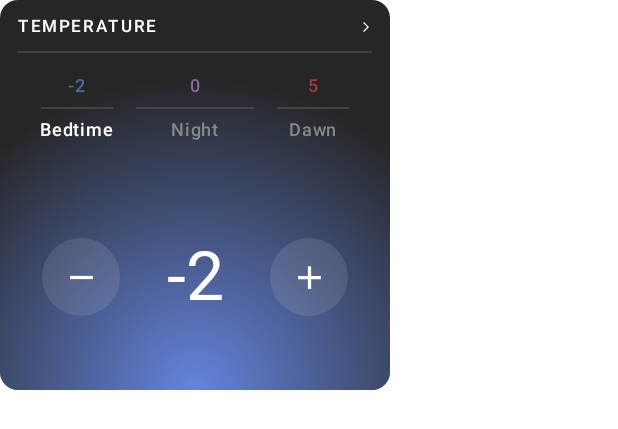
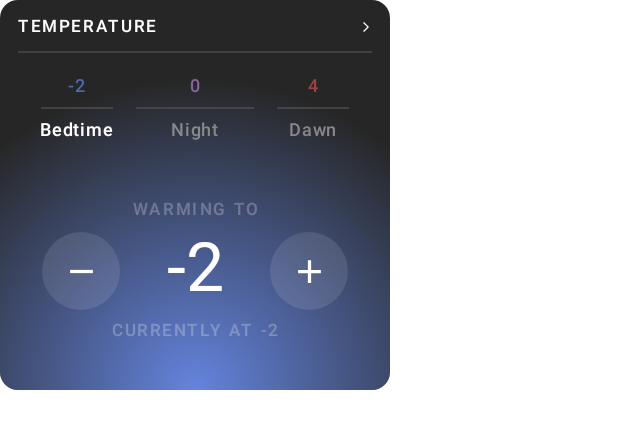
Before and after one commit to JustMcAlpin/eight-sleep-interview, an Android app built with Jetpack Compose: the @Preview function TemperaturePreview, on a phone screen of 412 x 824 dp. Shown: the top 429 px of the screen. Run offline under Robolectric (Android 15) with nearby library versions, the phone set to English and light mode, and no system bars.

Commit message:
Refined temperature card layout to better match Figma design

```diff
--- a/app/src/main/java/com/eightsleep/eightandroidinterview/ui/TemperatureCard.kt
+++ b/app/src/main/java/com/eightsleep/eightandroidinterview/ui/TemperatureCard.kt
@@ -26,14 +26,14 @@ import androidx.compose.ui.unit.sp
 import androidx.compose.ui.zIndex
 
 /* tweakable underline widths */
-private val UNDERLINE_SIDE = 48.dp    // Bedtime / Dawn
-private val UNDERLINE_CENTER = 92.dp  // Night (centre)
+private val UNDERLINE_SIDE = 48.dp   // Bedtime / Dawn
+private val UNDERLINE_CENTER = 92.dp   // Night
 
 /* enums */
 enum class TemperaturePhase { BEDTIME, NIGHT, DAWN }
 enum class CardState { OFF, IDLE, COOLING, WARMING }
 
-/* Figma colour palette */
+/* Figma palette */
 private val tempColors = mapOf(
     5 to Color(0xFFDD4144), 4 to Color(0xFFD94F51), 3 to Color(0xFFD65A61),
     2 to Color(0xFFD3647C), 1 to Color(0xFFD06F8A), 0 to Color(0xFFB27FCA),
@@ -41,15 +41,15 @@ private val tempColors = mapOf(
     -4 to Color(0xFF4F7FFF), -5 to Color(0xFF3A70FE)
 )
 private fun colourFor(v: Int) = tempColors[v.coerceIn(-5, 5)]!!
-private fun miniTint(v: Int)  = colourFor(v).copy(alpha = .70f)
+private fun miniTint(v: Int) = colourFor(v).copy(alpha = .70f)
 
-/* circular ± button */
+/* circular ± helper */
 @Composable
 private fun CircleButton(
     modifier: Modifier = Modifier,
-    enabled : Boolean,
-    onClick : () -> Unit,
-    icon    : @Composable () -> Unit
+    enabled: Boolean,
+    onClick: () -> Unit,
+    icon: @Composable () -> Unit
 ) {
     Box(
         modifier
@@ -60,38 +60,41 @@ private fun CircleButton(
     ) { IconButton(onClick = onClick, enabled = enabled) { icon() } }
 }
 
-/* ─────────────────── Temperature Card ─────────────────── */
+/* ────────────────── Temperature Card ────────────────── */
 @Composable
 fun TemperatureCard(
-    phase          : TemperaturePhase,
-    temps          : Map<TemperaturePhase, Int>,
-    cardState      : CardState,
+    phase: TemperaturePhase,
+    temps: Map<TemperaturePhase, Int>,
+    cardState: CardState,
     onPhaseSelected: (TemperaturePhase) -> Unit,
-    onAdjust       : (Int) -> Unit,
-    onToggleOff    : () -> Unit
+    onAdjust: (Int) -> Unit,
+    onToggleOff: () -> Unit
 ) {
     val centreTemp = temps[phase] ?: 0
-    val baseGlow   = if (cardState == CardState.OFF) Color.Transparent else colourFor(centreTemp)
-    val glowAlpha  by animateFloatAsState(baseGlow.alpha)
-    val glowColour = baseGlow.copy(alpha = glowAlpha)
+
+    /* radial glow */
+    val targetGlow = if (cardState == CardState.OFF) Color.Transparent else colourFor(centreTemp)
+    val animatedAlpha by animateFloatAsState(targetGlow.alpha)
+    val glowColour = targetGlow.copy(alpha = animatedAlpha)
 
     val controlsEnabled = cardState != CardState.OFF
-    val isChanging      = cardState == CardState.WARMING || cardState == CardState.COOLING
+    val isChanging = cardState == CardState.COOLING || cardState == CardState.WARMING
 
     Card(
         modifier = Modifier.size(260.dp),
-        colors   = CardDefaults.cardColors(containerColor = Color(0xFF262626))
+        colors = CardDefaults.cardColors(containerColor = Color(0xFF262626))
     ) {
         Box(Modifier.fillMaxSize()) {
 
-            /* ── Foreground UI ─────────────────────────────── */
+            /* ─── Foreground UI ─── */
             Column(
                 Modifier
                     .fillMaxSize()
                     .padding(horizontal = 12.dp)
                     .zIndex(1f)
             ) {
-                /* header */
+
+                /* Header */
                 Row(
                     Modifier
                         .fillMaxWidth()
@@ -99,14 +102,14 @@ fun TemperatureCard(
                     verticalAlignment = Alignment.CenterVertically
                 ) {
                     Text(
-                        "TEMPERATURE",
+                        text = "TEMPERATURE",
                         color = Color.White,
                         style = MaterialTheme.typography.labelSmall.copy(letterSpacing = 1.8.sp),
                         modifier = Modifier.weight(1f)
                     )
                     Icon(
                         Icons.AutoMirrored.Filled.ArrowForwardIos,
-                        contentDescription = "open",
+                        contentDescription = null,
                         tint = Color.White,
                         modifier = Modifier.size(8.dp)
                     )
@@ -121,7 +124,7 @@ fun TemperatureCard(
                 )
                 Spacer(Modifier.height(8.dp))
 
-                /* phases */
+                /* Phase tabs */
                 Row(Modifier.fillMaxWidth()) {
                     TemperaturePhase.values().forEach { p ->
                         val selected = p == phase
@@ -138,14 +141,8 @@ fun TemperatureCard(
 
                             Spacer(Modifier.height(6.dp))
 
-                            val width = if (p == TemperaturePhase.NIGHT)
-                                UNDERLINE_CENTER else UNDERLINE_SIDE
-                            Box(
-                                Modifier
-                                    .height(1.dp)
-                                    .width(width)
-                                    .background(Color(0x885A5A5A))
-                            )
+                            val w = if (p == TemperaturePhase.NIGHT) UNDERLINE_CENTER else UNDERLINE_SIDE
+                            Box(Modifier.height(1.dp).width(w).background(Color(0x885A5A5A)))
 
                             Spacer(Modifier.height(6.dp))
 
@@ -158,84 +155,95 @@ fun TemperatureCard(
                     }
                 }
 
-                /* banner */
-                if (isChanging) {
-                    Text(
-                        if (cardState == CardState.WARMING) "WARMING TO" else "COOLING TO",
-                        color  = Color.White,
-                        style  = MaterialTheme.typography.labelSmall,
-                        modifier = Modifier
-                            .align(Alignment.CenterHorizontally)
-                            .padding(top = 6.dp, bottom = 2.dp)
-                    )
-                } else Spacer(Modifier.height(16.dp))
-
-                /* centre + controls */
+                /* Centre value & controls */
                 Box(
                     Modifier
                         .weight(1f)
                         .fillMaxWidth()
+                        .wrapContentHeight()
                         .padding(horizontal = 16.dp)
-                        .clickable(                           // ripple-less click
+                        .clickable(
                             interactionSource = remember { MutableInteractionSource() },
-                            indication        = null
+                            indication = null
                         ) { onToggleOff() }
                 ) {
+                    /* − button */
                     CircleButton(
                         modifier = Modifier.align(Alignment.CenterStart),
-                        enabled  = controlsEnabled,
-                        onClick  = { onAdjust(-1) }
+                        enabled = controlsEnabled,
+                        onClick = { onAdjust(-1) }
                     ) {
-                        Icon(Icons.Filled.Remove, null,
+                        Icon(
+                            Icons.Filled.Remove,
+                            contentDescription = null,
                             tint = if (controlsEnabled) Color.White else Color.Gray,
-                            modifier = Modifier.size(26.dp))
+                            modifier = Modifier.size(26.dp)
+                        )
                     }
 
-                    val label = when {
+                    val centreLabel = when {
                         cardState == CardState.OFF -> "OFF"
-                        centreTemp > 0             -> "+$centreTemp"
-                        else                       -> centreTemp.toString()
+                        centreTemp > 0 -> "+$centreTemp"
+                        else -> centreTemp.toString()
                     }
+
                     Column(
                         Modifier.align(Alignment.Center),
                         horizontalAlignment = Alignment.CenterHorizontally
                     ) {
-                        Text(label,
+                        if (isChanging) {
+                            Text(
+                                text = if (cardState == CardState.WARMING) "WARMING TO" else "COOLING TO",
+                                color = Color.White.copy(alpha = .25f),
+                                style = MaterialTheme.typography.labelSmall.copy(letterSpacing = 1.8.sp),
+                                modifier = Modifier.padding(bottom = 4.dp)
+                            )
+                        }
+
+                        Text(
+                            centreLabel,
                             color = Color.White,
-                            style = MaterialTheme.typography.displayMedium)
-                        if (cardState == CardState.OFF) {
-                            Spacer(Modifier.height(8.dp))
-                            Text("TAP TO TURN ON",
-                                color = Color.White.copy(alpha = .6f),
-                                style = MaterialTheme.typography.labelSmall.copy(letterSpacing = 1.8.sp))
+                            style = MaterialTheme.typography.displayMedium
+                        )
+
+                        when (cardState) {
+                            CardState.OFF -> {
+                                Spacer(Modifier.height(8.dp))
+                                Text(
+                                    "TAP TO TURN ON",
+                                    color = Color.White.copy(alpha = .6f),
+                                    style = MaterialTheme.typography.labelSmall.copy(letterSpacing = 1.8.sp)
+                                )
+                            }
+                            CardState.COOLING, CardState.WARMING -> {
+                                Spacer(Modifier.height(8.dp))
+                                Text(
+                                    "CURRENTLY AT ${temps[phase] ?: 0}",
+                                    color = Color.White.copy(alpha = .25f),
+                                    style = MaterialTheme.typography.labelSmall.copy(letterSpacing = 1.8.sp)
+                                )
+                            }
+                            else -> {}
                         }
                     }
 
+                    /* + button */
                     CircleButton(
                         modifier = Modifier.align(Alignment.CenterEnd),
-                        enabled  = controlsEnabled,
-                        onClick  = { onAdjust(+1) }
+                        enabled = controlsEnabled,
+                        onClick = { onAdjust(+1) }
                     ) {
-                        Icon(Icons.Filled.Add, null,
+                        Icon(
+                            Icons.Filled.Add,
+                            contentDescription = null,
                             tint = if (controlsEnabled) Color.White else Color.Gray,
-                            modifier = Modifier.size(26.dp))
+                            modifier = Modifier.size(26.dp)
+                        )
                     }
                 }
-
-                /* CURRENTLY AT */
-                if (isChanging) {
-                    Text(
-                        "CURRENTLY AT ${temps[phase] ?: 0}",
-                        color  = Color.White.copy(alpha = .6f),
-                        style  = MaterialTheme.typography.labelSmall,
-                        modifier = Modifier
-                            .align(Alignment.CenterHorizontally)
-                            .padding(bottom = 8.dp)
-                    )
-                } else Spacer(Modifier.height(8.dp))
             }
 
-            /* ── Glow layer ─────────────────────────────────── */
+            /* ─── Radial glow ─── */
             Box(
                 Modifier
                     .matchParentSize()
@@ -243,7 +251,7 @@ fun TemperatureCard(
                     .drawWithCache {
                         val radius = size.height * 0.8f
                         val centre = Offset(size.width / 2f, size.height)
-                        val brush  = Brush.radialGradient(
+                        val brush = Brush.radialGradient(
                             listOf(glowColour, Color.Transparent),
                             centre, radius
                         )
@@ -254,21 +262,21 @@ fun TemperatureCard(
     }
 }
 
-/* preview */
+/* Preview */
 @Preview(showBackground = true)
 @Composable
 fun TemperaturePreview() {
     val demo = mapOf(
         TemperaturePhase.BEDTIME to -2,
-        TemperaturePhase.NIGHT   to 0,
-        TemperaturePhase.DAWN    to 5
+        TemperaturePhase.NIGHT to 0,
+        TemperaturePhase.DAWN to 4
     )
     TemperatureCard(
-        phase           = TemperaturePhase.BEDTIME,
-        temps           = demo,
-        cardState       = CardState.IDLE,
+        phase = TemperaturePhase.BEDTIME,
+        temps = demo,
+        cardState = CardState.WARMING,
         onPhaseSelected = {},
-        onAdjust        = {},
-        onToggleOff     = {}
+        onAdjust = {},
+        onToggleOff = {}
     )
 }
```
Also changed, not shown: app/src/main/java/com/eightsleep/eightandroidinterview/TempViewModel.kt (+26 -12 lines).
